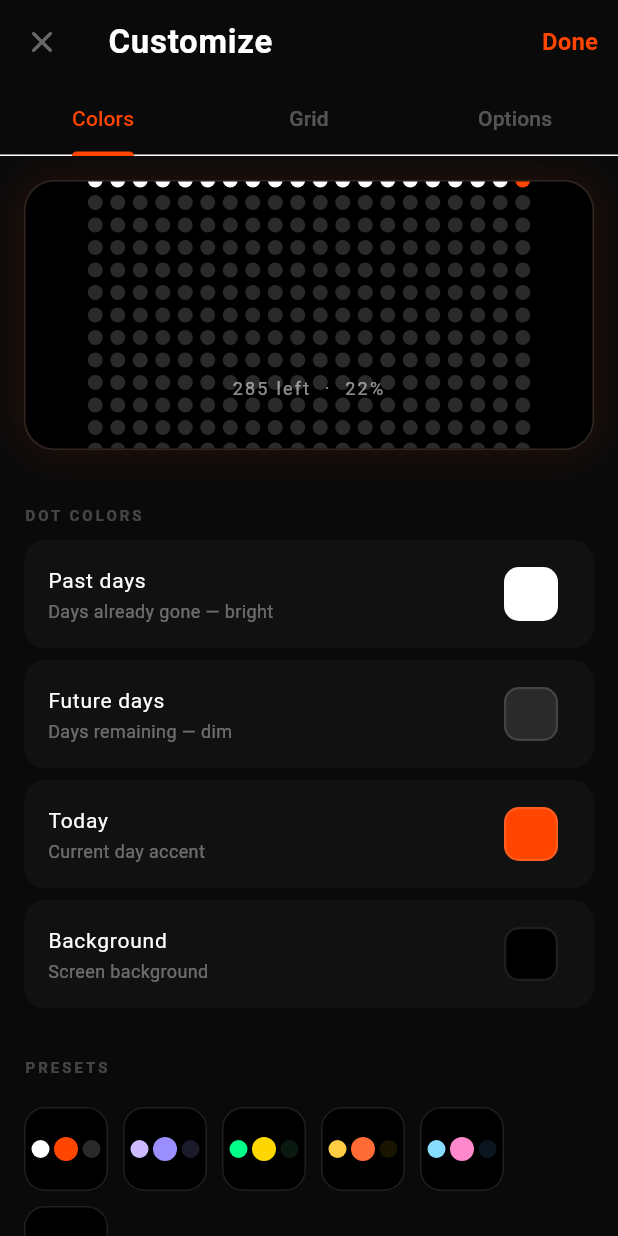
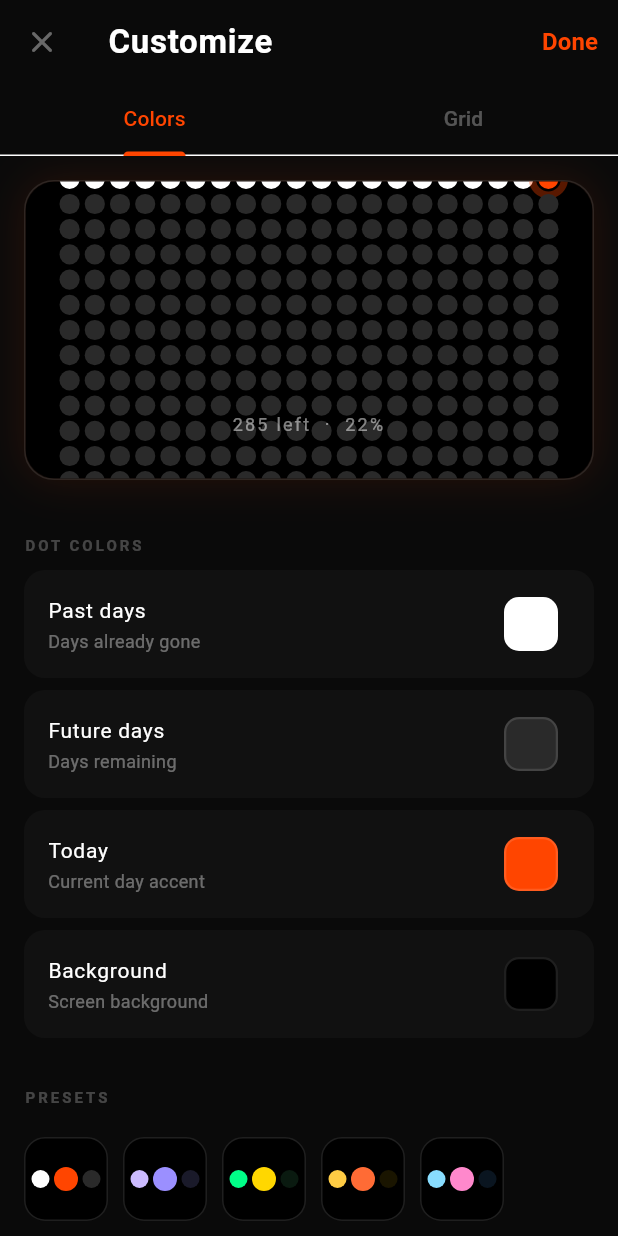
Before and after one commit to harshit36singh/Dotz, a Flutter app: the screen it shows after launch, after a tap on an icon or button, on a phone screen of 412 x 824 dp. Run offline on Flutter 3.47's test engine with Material 3 defaults, Android fonts, the phone set to English and light mode, and no system bars; our stand-ins replace flutter_colorpicker.

Commit message:
remove the overflow issue for the wallpaper cause by difference in the way kt and flutter perceive sizes

```diff
--- a/lib/main.dart
+++ b/lib/main.dart
@@ -17,11 +17,11 @@ class MyApp extends StatelessWidget {
       title: 'Dotz',
       debugShowCheckedModeBanner: false,
       theme: ThemeData.dark().copyWith(
-        scaffoldBackgroundColor: const Color(0xFF0A0A0F),
+        scaffoldBackgroundColor: const Color(0xFF0A0A0A),
         colorScheme: const ColorScheme.dark(
-          primary: Color(0xFFE8E0FF),
-          secondary: Color(0xFF9B8FFF),
-          surface: Color(0xFF14141F),
+          primary: Color(0xFFFFFFFF),
+          secondary: Color(0xFFFF4500),
+          surface: Color(0xFF111111),
         ),
         useMaterial3: true,
       ),
--- a/lib/models/wallpaper_settings.dart
+++ b/lib/models/wallpaper_settings.dart
@@ -6,23 +6,17 @@ class WallpaperSettings {
   Color futureDotColor;
   Color todayDotColor;
   int columns;
-  double dotRadius;
-  double dotSpacing;
   bool showProgressLabel;
-  bool fullScreenGrid;
   WallpaperTarget target;
 
   WallpaperSettings({
     this.backgroundColor = const Color(0xFF000000),
-    this.pastDotColor = const Color(0xFFFFFFFF),
-    this.futureDotColor = const Color(0xFF2A2A2A),
-    this.todayDotColor = const Color(0xFFFF4500),
-    this.columns = 20,
-    this.dotRadius = 5.0,
-    this.dotSpacing = 5.0,
+    this.pastDotColor    = const Color(0xFFFFFFFF),
+    this.futureDotColor  = const Color(0xFF2A2A2A),
+    this.todayDotColor   = const Color(0xFFFF4500),
+    this.columns         = 20,
     this.showProgressLabel = true,
-    this.fullScreenGrid = true,
-    this.target = WallpaperTarget.lockscreen,
+    this.target          = WallpaperTarget.lockscreen,
   });
 
   WallpaperSettings copyWith({
@@ -31,36 +25,28 @@ class WallpaperSettings {
     Color? futureDotColor,
     Color? todayDotColor,
     int? columns,
-    double? dotRadius,
-    double? dotSpacing,
     bool? showProgressLabel,
-    bool? fullScreenGrid,
     WallpaperTarget? target,
   }) {
     return WallpaperSettings(
-      backgroundColor: backgroundColor ?? this.backgroundColor,
-      pastDotColor: pastDotColor ?? this.pastDotColor,
-      futureDotColor: futureDotColor ?? this.futureDotColor,
-      todayDotColor: todayDotColor ?? this.todayDotColor,
-      columns: columns ?? this.columns,
-      dotRadius: dotRadius ?? this.dotRadius,
-      dotSpacing: dotSpacing ?? this.dotSpacing,
+      backgroundColor:   backgroundColor   ?? this.backgroundColor,
+      pastDotColor:      pastDotColor      ?? this.pastDotColor,
+      futureDotColor:    futureDotColor    ?? this.futureDotColor,
+      todayDotColor:     todayDotColor     ?? this.todayDotColor,
+      columns:           columns           ?? this.columns,
       showProgressLabel: showProgressLabel ?? this.showProgressLabel,
-      fullScreenGrid: fullScreenGrid ?? this.fullScreenGrid,
-      target: target ?? this.target,
+      target:            target            ?? this.target,
     );
   }
 
   static int get dayOfYear {
     final now = DateTime.now();
-    final start = DateTime(now.year, 1, 1);
-    return now.difference(start).inDays + 1;
+    return now.difference(DateTime(now.year, 1, 1)).inDays + 1;
   }
 
   static int get daysInYear {
-    final now = DateTime.now();
-    final isLeap = (now.year % 4 == 0 && now.year % 100 != 0) || (now.year % 400 == 0);
-    return isLeap ? 366 : 365;
+    final y = DateTime.now().year;
+    return ((y % 4 == 0 && y % 100 != 0) || y % 400 == 0) ? 366 : 365;
   }
 
   static double get yearProgress => dayOfYear / daysInYear;
@@ -73,15 +59,14 @@ extension WallpaperTargetLabel on WallpaperTarget {
     switch (this) {
       case WallpaperTarget.lockscreen: return 'Lock Screen';
       case WallpaperTarget.homescreen: return 'Home Screen';
-      case WallpaperTarget.both: return 'Both';
+      case WallpaperTarget.both:       return 'Both';
     }
   }
-
   IconData get icon {
     switch (this) {
       case WallpaperTarget.lockscreen: return Icons.lock_rounded;
       case WallpaperTarget.homescreen: return Icons.home_rounded;
-      case WallpaperTarget.both: return Icons.layers_rounded;
+      case WallpaperTarget.both:       return Icons.layers_rounded;
     }
   }
 }
--- a/lib/screens/customize_screen.dart
+++ b/lib/screens/customize_screen.dart
@@ -18,8 +18,8 @@ class _CustomizeScreenState extends State<CustomizeScreen>
   @override
   void initState() {
     super.initState();
-    _s = widget.settings;
-    _tab = TabController(length: 3, vsync: this);
+    _s   = widget.settings;
+    _tab = TabController(length: 2, vsync: this);
   }
 
   @override
@@ -31,7 +31,8 @@ class _CustomizeScreenState extends State<CustomizeScreen>
       context: context,
       builder: (_) => AlertDialog(
         backgroundColor: const Color(0xFF111111),
-        title: Text(label, style: const TextStyle(color: Colors.white, fontSize: 15)),
+        title: Text(label,
+            style: const TextStyle(color: Colors.white, fontSize: 15)),
         content: SingleChildScrollView(
           child: HueRingPicker(
             pickerColor: current,
@@ -42,11 +43,13 @@ class _CustomizeScreenState extends State<CustomizeScreen>
         actions: [
           TextButton(
             onPressed: () => Navigator.pop(context),
-            child: const Text('Cancel', style: TextStyle(color: Colors.white38))),
+            child: const Text('Cancel',
+                style: TextStyle(color: Colors.white38))),
           ElevatedButton(
             onPressed: () { onPick(picked); Navigator.pop(context); },
             style: ElevatedButton.styleFrom(
-              backgroundColor: _s.todayDotColor, foregroundColor: Colors.white),
+                backgroundColor: _s.todayDotColor,
+                foregroundColor: Colors.white),
             child: const Text('Apply')),
         ],
       ),
@@ -64,31 +67,41 @@ class _CustomizeScreenState extends State<CustomizeScreen>
           icon: const Icon(Icons.close_rounded, color: Colors.white38),
           onPressed: () => Navigator.pop(context)),
         title: const Text('Customize',
-          style: TextStyle(color: Colors.white, fontWeight: FontWeight.w600, letterSpacing: 0.5)),
+            style: TextStyle(
+                color: Colors.white,
+                fontWeight: FontWeight.w600,
+                letterSpacing: 0.5)),
         actions: [
           TextButton(
             onPressed: () => Navigator.pop(context, _s),
             child: Text('Done',
-              style: TextStyle(color: _s.todayDotColor, fontWeight: FontWeight.w700, fontSize: 16))),
+                style: TextStyle(
+                    color: _s.todayDotColor,
+                    fontWeight: FontWeight.w700,
+                    fontSize: 16))),
         ],
         bottom: TabBar(
           controller: _tab,
           indicatorColor: _s.todayDotColor,
           labelColor: _s.todayDotColor,
           unselectedLabelColor: Colors.white30,
-          tabs: const [Tab(text: 'Colors'), Tab(text: 'Grid'), Tab(text: 'Options')],
+          tabs: const [Tab(text: 'Colors'), Tab(text: 'Grid')],
         ),
       ),
       body: Column(
         children: [
-          // ── Live preview ──────────────────────────────────────────────
+          // Live preview
           Container(
             margin: const EdgeInsets.all(16),
-            height: 180,
+            height: 200,
             decoration: BoxDecoration(
               borderRadius: BorderRadius.circular(20),
               border: Border.all(color: Colors.white10),
-              boxShadow: [BoxShadow(color: _s.todayDotColor.withOpacity(0.12), blurRadius: 24)],
+              boxShadow: [
+                BoxShadow(
+                    color: _s.todayDotColor.withOpacity(0.12),
+                    blurRadius: 24)
+              ],
             ),
             child: ClipRRect(
               borderRadius: BorderRadius.circular(20),
@@ -99,7 +112,7 @@ class _CustomizeScreenState extends State<CustomizeScreen>
           Expanded(
             child: TabBarView(
               controller: _tab,
-              children: [_colorsTab(), _gridTab(), _optionsTab()],
+              children: [_colorsTab(), _gridTab()],
             ),
           ),
         ],
@@ -107,20 +120,18 @@ class _CustomizeScreenState extends State<CustomizeScreen>
     );
   }
 
-  // ── Colors tab ──────────────────────────────────────────────────────────────
   Widget _colorsTab() => ListView(
     padding: const EdgeInsets.all(16),
     children: [
       _label('DOT COLORS'),
-      _colorRow('Past days', 'Days already gone — bright', _s.pastDotColor,
+      _colorRow('Past days', 'Days already gone', _s.pastDotColor,
           (c) => setState(() => _s = _s.copyWith(pastDotColor: c))),
-      _colorRow('Future days', 'Days remaining — dim', _s.futureDotColor,
+      _colorRow('Future days', 'Days remaining', _s.futureDotColor,
           (c) => setState(() => _s = _s.copyWith(futureDotColor: c))),
       _colorRow('Today', 'Current day accent', _s.todayDotColor,
           (c) => setState(() => _s = _s.copyWith(todayDotColor: c))),
       _colorRow('Background', 'Screen background', _s.backgroundColor,
           (c) => setState(() => _s = _s.copyWith(backgroundColor: c))),
-
       const SizedBox(height: 20),
       _label('PRESETS'),
       const SizedBox(height: 10),
@@ -128,58 +139,50 @@ class _CustomizeScreenState extends State<CustomizeScreen>
     ],
   );
 
-  // ── Grid tab ─────────────────────────────────────────────────────────────────
   Widget _gridTab() => ListView(
     padding: const EdgeInsets.all(16),
     children: [
-      _label('GRID SIZE'),
-      _slider('Columns', _s.columns.toDouble(), 10, 30,
+      _label('COLUMNS'),
+      _slider('Number of columns', _s.columns.toDouble(), 10, 30,
           (v) => setState(() => _s = _s.copyWith(columns: v.round())),
-        label: '${_s.columns} cols', divisions: 20),
-
-      _label('DOT SIZE'),
-      _slider('Dot radius', _s.dotRadius, 2, 12,
-        (v) => setState(() => _s = _s.copyWith(dotRadius: v)),
-        label: '${_s.dotRadius.toStringAsFixed(1)} px'),
-
-      _label('SPACING'),
-      _slider('Gap between dots', _s.dotSpacing, 1, 14,
-        (v) => setState(() => _s = _s.copyWith(dotSpacing: v)),
-        label: '${_s.dotSpacing.toStringAsFixed(1)} px'),
-
+          label: '${_s.columns}',
+          divisions: 20),
+      const SizedBox(height: 16),
+      _label('DISPLAY'),
+      _toggle(
+          'Show progress label',
+          '"X days left · Y%" at bottom',
+          _s.showProgressLabel,
+          (v) => setState(() => _s = _s.copyWith(showProgressLabel: v))),
       const SizedBox(height: 16),
       _label('TARGET SCREEN'),
-      const SizedBox(height: 10),
+      const SizedBox(height: 8),
       _targetPicker(),
     ],
   );
 
-  // ── Options tab ──────────────────────────────────────────────────────────────
-  Widget _optionsTab() => ListView(
-    padding: const EdgeInsets.all(16),
-    children: [
-      _label('LABELS'),
-      _toggle('Show progress label',
-        '"X days left · Y%" at bottom',
-        _s.showProgressLabel,
-        (v) => setState(() => _s = _s.copyWith(showProgressLabel: v))),
-    ],
-  );
-
-  // ── Helpers ──────────────────────────────────────────────────────────────────
   Widget _label(String t) => Padding(
     padding: const EdgeInsets.only(top: 4, bottom: 10),
     child: Text(t,
-      style: const TextStyle(color: Colors.white24, fontSize: 10, letterSpacing: 2, fontWeight: FontWeight.w700)),
+        style: const TextStyle(
+            color: Colors.white24,
+            fontSize: 10,
+            letterSpacing: 2,
+            fontWeight: FontWeight.w700)),
   );
 
-  Widget _colorRow(String title, String sub, Color color, void Function(Color) onPick) {
+  Widget _colorRow(String title, String sub, Color color,
+      void Function(Color) onPick) {
     return Container(
       margin: const EdgeInsets.only(bottom: 8),
-      decoration: BoxDecoration(color: const Color(0xFF111111), borderRadius: BorderRadius.circular(14)),
+      decoration: BoxDecoration(
+          color: const Color(0xFF111111),
+          borderRadius: BorderRadius.circular(14)),
       child: ListTile(
-        title: Text(title, style: const TextStyle(color: Colors.white, fontSize: 14)),
-        subtitle: Text(sub, style: const TextStyle(color: Colors.white38, fontSize: 12)),
+        title: Text(title,
+            style: const TextStyle(color: Colors.white, fontSize: 14)),
+        subtitle: Text(sub,
+            style: const TextStyle(color: Colors.white38, fontSize: 12)),
         trailing: GestureDetector(
           onTap: () => _pickColor(title, color, onPick),
           child: Container(
@@ -196,20 +199,27 @@ class _CustomizeScreenState extends State<CustomizeScreen>
   }
 
   Widget _slider(String title, double val, double min, double max,
-      void Function(double) onChange, {String? label, int? divisions}) {
+      void Function(double) onChange,
+      {String? label, int? divisions}) {
     return Container(
       margin: const EdgeInsets.only(bottom: 12),
       padding: const EdgeInsets.fromLTRB(16, 12, 16, 4),
-      decoration: BoxDecoration(color: const Color(0xFF111111), borderRadius: BorderRadius.circular(14)),
+      decoration: BoxDecoration(
+          color: const Color(0xFF111111),
+          borderRadius: BorderRadius.circular(14)),
       child: Column(
         crossAxisAlignment: CrossAxisAlignment.start,
         children: [
           Row(
             mainAxisAlignment: MainAxisAlignment.spaceBetween,
             children: [
-              Text(title, style: const TextStyle(color: Colors.white, fontSize: 14)),
+              Text(title,
+                  style: const TextStyle(color: Colors.white, fontSize: 14)),
               Text(label ?? val.toStringAsFixed(1),
-                style: TextStyle(color: _s.todayDotColor, fontSize: 13, fontWeight: FontWeight.w600)),
+                  style: TextStyle(
+                      color: _s.todayDotColor,
+                      fontSize: 13,
+                      fontWeight: FontWeight.w600)),
             ],
           ),
           SliderTheme(
@@ -220,21 +230,30 @@ class _CustomizeScreenState extends State<CustomizeScreen>
               overlayColor: _s.todayDotColor.withOpacity(0.1),
               trackHeight: 2,
             ),
-            child: Slider(value: val.clamp(min, max), min: min, max: max,
-              divisions: divisions, onChanged: onChange),
+            child: Slider(
+              value: val.clamp(min, max),
+              min: min, max: max,
+              divisions: divisions,
+              onChanged: onChange,
+            ),
           ),
         ],
       ),
     );
   }
 
-  Widget _toggle(String title, String sub, bool val, void Function(bool) onChanged) {
+  Widget _toggle(String title, String sub, bool val,
+      void Function(bool) onChanged) {
     return Container(
       margin: const EdgeInsets.only(bottom: 8),
-      decoration: BoxDecoration(color: const Color(0xFF111111), borderRadius: BorderRadius.circular(14)),
+      decoration: BoxDecoration(
+          color: const Color(0xFF111111),
+          borderRadius: BorderRadius.circular(14)),
       child: SwitchListTile(
-        title: Text(title, style: const TextStyle(color: Colors.white, fontSize: 14)),
-        subtitle: Text(sub, style: const TextStyle(color: Colors.white38, fontSize: 12)),
+        title: Text(title,
+            style: const TextStyle(color: Colors.white, fontSize: 14)),
+        subtitle: Text(sub,
+            style: const TextStyle(color: Colors.white38, fontSize: 12)),
         value: val,
         onChanged: onChanged,
         activeColor: _s.todayDotColor,
@@ -253,15 +272,15 @@ class _CustomizeScreenState extends State<CustomizeScreen>
               margin: const EdgeInsets.only(right: 8),
               padding: const EdgeInsets.symmetric(vertical: 14),
               decoration: BoxDecoration(
-                color: sel ? _s.todayDotColor.withOpacity(0.12) : const Color(0xFF111111),
+                color: sel
+                    ? _s.todayDotColor.withOpacity(0.12)
+                    : const Color(0xFF111111),
                 borderRadius: BorderRadius.circular(14),
                 border: Border.all(
                     color: sel ? _s.todayDotColor : Colors.white12,
-                  width: sel ? 1.5 : 1,
+                    width: sel ? 1.5 : 1),
               ),
-              ),
-              child: Column(
-                children: [
+              child: Column(children: [
                 Icon(t.icon,
                     color: sel ? _s.todayDotColor : Colors.white24,
                     size: 20),
@@ -271,10 +290,10 @@ class _CustomizeScreenState extends State<CustomizeScreen>
                     style: TextStyle(
                         color: sel ? _s.todayDotColor : Colors.white24,
                         fontSize: 10,
-                      fontWeight: sel ? FontWeight.w600 : FontWeight.w400,
-                    )),
-                ],
-              ),
+                        fontWeight: sel
+                            ? FontWeight.w600
+                            : FontWeight.w400)),
+              ]),
             ),
           ),
         );
@@ -284,33 +303,24 @@ class _CustomizeScreenState extends State<CustomizeScreen>
 
   Widget _presets() {
     final presets = [
-      // Classic — reference image style
       {'bg': const Color(0xFF000000), 'past': const Color(0xFFFFFFFF), 'future': const Color(0xFF2A2A2A), 'today': const Color(0xFFFF4500)},
-      // Purple night
       {'bg': const Color(0xFF000000), 'past': const Color(0xFFCCBBFF), 'future': const Color(0xFF1A1A2A), 'today': const Color(0xFF9B8FFF)},
-      // Green matrix
       {'bg': const Color(0xFF000000), 'past': const Color(0xFF00FF88), 'future': const Color(0xFF0A1A10), 'today': const Color(0xFFFFD700)},
-      // Warm amber
       {'bg': const Color(0xFF000000), 'past': const Color(0xFFFFCC44), 'future': const Color(0xFF1A1500), 'today': const Color(0xFFFF6B35)},
-      // Ice blue
       {'bg': const Color(0xFF000000), 'past': const Color(0xFF88DDFF), 'future': const Color(0xFF0A1520), 'today': const Color(0xFFFF88CC)},
-      // Pure mono
       {'bg': const Color(0xFF000000), 'past': const Color(0xFF888888), 'future': const Color(0xFF1E1E1E), 'today': const Color(0xFFFFFFFF)},
     ];
 
     return Wrap(
-      spacing: 10,
-      runSpacing: 10,
+      spacing: 10, runSpacing: 10,
       children: presets.map((p) {
         return GestureDetector(
-          onTap: () => setState(() {
-            _s = _s.copyWith(
+          onTap: () => setState(() => _s = _s.copyWith(
             backgroundColor: p['bg'] as Color,
-              pastDotColor: p['past'] as Color,
-              futureDotColor: p['future'] as Color,
-              todayDotColor: p['today'] as Color,
-            );
-          }),
+            pastDotColor:    p['past'] as Color,
+            futureDotColor:  p['future'] as Color,
+            todayDotColor:   p['today'] as Color,
+          )),
           child: Container(
             width: 56, height: 56,
             decoration: BoxDecoration(
@@ -319,19 +329,14 @@ class _CustomizeScreenState extends State<CustomizeScreen>
               border: Border.all(color: Colors.white12),
             ),
             child: Center(
-              child: Column(
-                mainAxisSize: MainAxisSize.min,
-                children: [
-                  Row(
+              child: Row(
                 mainAxisAlignment: MainAxisAlignment.center,
                 children: [
-                      _dot(p['past'] as Color, 6),
+                  _dot(p['past']   as Color, 6),
                   const SizedBox(width: 3),
-                      _dot(p['today'] as Color, 8),
+                  _dot(p['today']  as Color, 8),
                   const SizedBox(width: 3),
                   _dot(p['future'] as Color, 6),
-                    ],
-                  ),
                 ],
               ),
             ),
--- a/lib/widgets/dot_grid_widget.dart
+++ b/lib/widgets/dot_grid_widget.dart
@@ -1,8 +1,6 @@
 import 'package:flutter/material.dart';
 import '../models/wallpaper_settings.dart';
 
-/// Paints a perfect circular dot grid — life-calendar style.
-/// Past = bright, future = dim, today = accent color.
 class DotGridPainter extends CustomPainter {
   final WallpaperSettings settings;
   final int dayOfYear;
@@ -17,45 +15,48 @@ class DotGridPainter extends CustomPainter {
   @override
   void paint(Canvas canvas, Size size) {
     final cols = settings.columns;
-    final r = settings.dotRadius;
-    final gap = settings.dotSpacing;
-    final cell = r * 2 + gap; // full cell size
 
-    final rows = (totalDays / cols).ceil();
+    // Auto-size: fill 88% of width — SAME formula as Kotlin WallpaperService
+    // gridWidth = r*(2.5*cols - 0.5)  →  r = availW / (2.5*cols - 0.5)
+    final availW = size.width * 0.88;
+    final r      = (availW / (cols * 2.5 - 0.5)).clamp(4.0, 32.0);
+    final gap    = r * 0.5;
+    final cell   = r * 2 + gap;
 
-    // Center the grid
+    final rows  = (totalDays / cols).ceil();
     final gridW = cols * cell - gap;
     final gridH = rows * cell - gap;
-    final ox = (size.width - gridW) / 2;
+
+    // Center on canvas
+    final ox = (size.width  - gridW) / 2;
     final oy = (size.height - gridH) / 2;
-
-    final pastPaint = Paint()
-      ..color = settings.pastDotColor
-      ..isAntiAlias = true;
-
-    final futurePaint = Paint()
-      ..color = settings.futureDotColor
-      ..isAntiAlias = true;
-
-    final todayPaint = Paint()
-      ..color = settings.todayDotColor
-      ..isAntiAlias = true;
 
     for (int i = 0; i < totalDays; i++) {
       final col = i % cols;
       final row = i ~/ cols;
-      final cx = ox + col * cell + r;
-      final cy = oy + row * cell + r;
+      final cx  = ox + col * cell + r;
+      final cy  = oy + row * cell + r;
 
       final isToday = i + 1 == dayOfYear;
-      final isPast  = i + 1 < dayOfYear;
+      final isPast  = i + 1 <  dayOfYear;
 
       if (isToday) {
-        canvas.drawCircle(Offset(cx, cy), r, todayPaint);
+        // Pulsing ring
+        canvas.drawCircle(Offset(cx, cy), r * 1.6,
+          Paint()
+            ..color = settings.todayDotColor.withOpacity(0.35)
+            ..style = PaintingStyle.stroke
+            ..strokeWidth = r * 0.7
+            ..isAntiAlias = true);
+        // Solid dot
+        canvas.drawCircle(Offset(cx, cy), r,
+          Paint()..color = settings.todayDotColor..isAntiAlias = true);
       } else if (isPast) {
-        canvas.drawCircle(Offset(cx, cy), r, pastPaint);
+        canvas.drawCircle(Offset(cx, cy), r,
+          Paint()..color = settings.pastDotColor..isAntiAlias = true);
       } else {
-        canvas.drawCircle(Offset(cx, cy), r, futurePaint);
+        canvas.drawCircle(Offset(cx, cy), r,
+          Paint()..color = settings.futureDotColor..isAntiAlias = true);
       }
     }
   }
@@ -67,7 +68,6 @@ class DotGridPainter extends CustomPainter {
       old.totalDays != totalDays;
 }
 
-/// Full-screen wallpaper widget — pure black with dot grid.
 class DotGridWallpaper extends StatelessWidget {
   final WallpaperSettings settings;
   final double? forceWidth;
@@ -84,8 +84,8 @@ class DotGridWallpaper extends StatelessWidget {
   Widget build(BuildContext context) {
     final dayOfYear = WallpaperSettings.dayOfYear;
     final totalDays = WallpaperSettings.daysInYear;
-    final progress   = WallpaperSettings.yearProgress;
-    final daysLeft   = totalDays - dayOfYear;
+    final daysLeft  = totalDays - dayOfYear;
+    final progress  = WallpaperSettings.yearProgress;
 
     return Container(
       width: forceWidth,
@@ -93,7 +93,6 @@ class DotGridWallpaper extends StatelessWidget {
       color: settings.backgroundColor,
       child: Stack(
         children: [
-          // Full-screen dot grid
           Positioned.fill(
             child: CustomPaint(
               painter: DotGridPainter(
@@ -103,26 +102,18 @@ class DotGridWallpaper extends StatelessWidget {
               ),
             ),
           ),
-
-          // Bottom label — "0 left · 100%"
           if (settings.showProgressLabel)
             Positioned(
-              bottom: 32,
-              left: 0,
-              right: 0,
-              child: Column(
-                children: [
-                  Text(
+              bottom: 28, left: 0, right: 0,
+              child: Text(
                 '$daysLeft left  ·  ${(progress * 100).toStringAsFixed(0)}%',
                 textAlign: TextAlign.center,
                 style: TextStyle(
-                      color: settings.pastDotColor.withOpacity(0.55),
+                  color: settings.pastDotColor.withOpacity(0.5),
                   fontSize: 12,
                   fontWeight: FontWeight.w400,
                   letterSpacing: 1.5,
                 ),
-                  ),
-                ],
               ),
             ),
         ],
```
Lines whose indentation alone changed are shown as unchanged.
